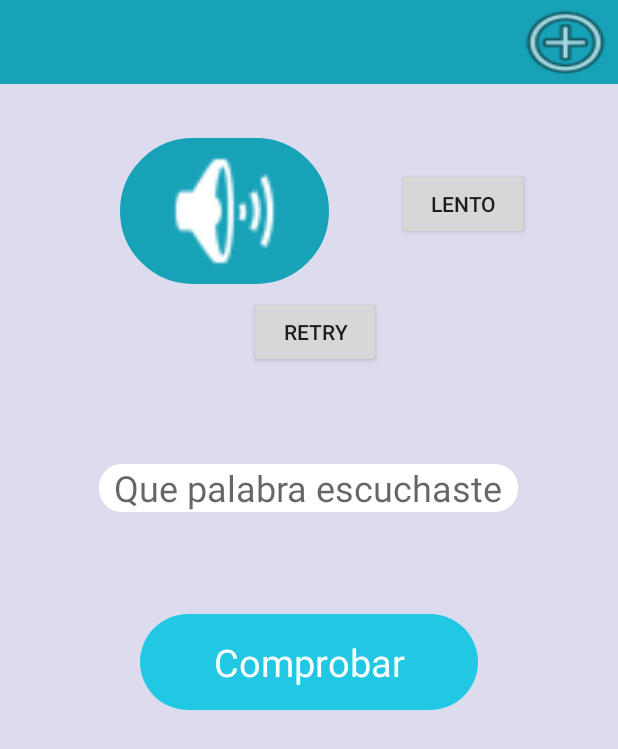
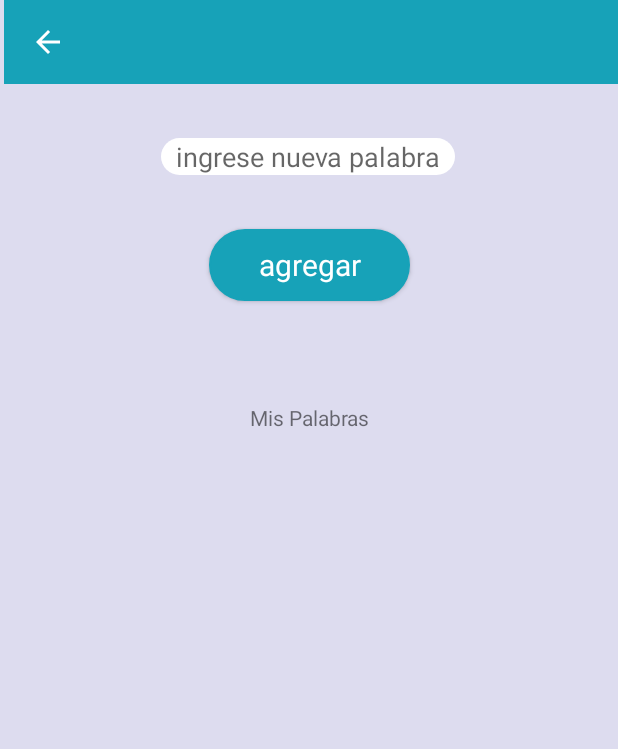
Before and after one commit to joni1023/LearnToWrite, an Android app: the screen it shows after launch (MainActivity before the commit, addWordActivity after it), on a phone screen of 412 x 824 dp. Shown: the top 749 px of the screen. Run offline under Robolectric (Android 15) with nearby library versions, the phone set to English and light mode, and no system bars.

Commit message:
cambios viejos

```diff
--- a/app/build.gradle
+++ b/app/build.gradle
@@ -8,7 +8,7 @@ android {
     buildToolsVersion "29.0.3"
 
     defaultConfig {
-        applicationId "com.example.laerntowrite"
+        applicationId "com.jef1023.laerntowrite"
         minSdkVersion 21
         targetSdkVersion 29
         versionCode 1
@@ -42,7 +42,7 @@ dependencies {
     implementation 'androidx.constraintlayout:constraintlayout:1.1.3'
     implementation 'com.google.android.material:material:1.0.0'
     implementation "com.airbnb.android:lottie:3.4.4"
-
+    implementation 'com.google.android.material:material:1.3.0-rc01'
     testImplementation 'junit:junit:4.12'
     androidTestImplementation 'androidx.test.ext:junit:1.1.1'
     androidTestImplementation 'androidx.test.espresso:espresso-core:3.2.0'
--- a/app/src/main/AndroidManifest.xml
+++ b/app/src/main/AndroidManifest.xml
@@ -4,12 +4,12 @@
 
     <application
         android:allowBackup="true"
-        android:icon="@mipmap/ic_new"
+        android:icon="@mipmap/ic_new_round"
         android:label="@string/app_name"
         android:roundIcon="@mipmap/ic_new_round"
         android:supportsRtl="true"
         android:theme="@style/AppTheme">
-        <activity android:name=".addWordActivity"></activity>
+
         <activity android:name=".MainActivity">
             <intent-filter>
                 <action android:name="android.intent.action.MAIN" />
@@ -17,6 +17,7 @@
                 <category android:name="android.intent.category.LAUNCHER" />
             </intent-filter>
         </activity>
+        <activity android:name=".addWordActivity"></activity>
     </application>
 
 </manifest>
--- a/app/src/main/java/com/example/laerntowrite/MainActivity.kt
+++ b/app/src/main/java/com/example/laerntowrite/MainActivity.kt
@@ -18,7 +18,7 @@ import kotlin.collections.ArrayList
 
 class MainActivity : AppCompatActivity() {
     private lateinit var words : ArrayList<String>
-    private lateinit var wordSelect:String
+    private  var wordSelect:String=""
     private lateinit var mtts:TextToSpeech
 
 
@@ -93,7 +93,12 @@ class MainActivity : AppCompatActivity() {
     override fun onResume() {
         super.onResume()
         val mypref= this.getSharedPreferences("sa",Context.MODE_PRIVATE)
-        var listaset =mypref.getStringSet("setlist", mutableSetOf("banana","manzana"))
+        var listaset =mypref.getStringSet("setlist", mutableSetOf())
+        if (listaset!!.isEmpty()){
+            val intent = Intent(this@MainActivity, addWordActivity::class.java)
+            startActivity(intent)
+            Toast.makeText(this, "lista vacia", Toast.LENGTH_SHORT).show()
+        }
         listaset?.forEach {
                 a -> words.add(a)
         }
@@ -148,6 +153,13 @@ class MainActivity : AppCompatActivity() {
     }
 
     private fun selectWord(){
-        wordSelect=words.random()
+        while (true){
+            var newword=words.random()
+            if( newword != wordSelect){
+                wordSelect=newword
+                break
+            }
+        }
+
     }
 }
--- a/app/src/main/java/com/example/laerntowrite/addWordActivity.kt
+++ b/app/src/main/java/com/example/laerntowrite/addWordActivity.kt
@@ -2,40 +2,43 @@ package com.example.laerntowrite
 
 import android.app.Activity
 import android.content.Context
+import android.content.Intent
 import android.content.SharedPreferences
 import androidx.appcompat.app.AppCompatActivity
 import android.os.Bundle
 import android.preference.Preference
 import android.preference.PreferenceManager
+import android.view.View
 import android.view.inputmethod.InputMethodManager
+import android.widget.AdapterView
 import android.widget.ArrayAdapter
+import android.widget.Toast
+import com.google.android.material.snackbar.Snackbar
 import kotlinx.android.synthetic.main.activity_add_word.*
+import kotlinx.android.synthetic.main.activity_main.*
 
 class addWordActivity : AppCompatActivity() {
+        //sharedpreference
+        lateinit var myprefrences: SharedPreferences
 
     override fun onCreate(savedInstanceState: Bundle?) {
-        //sharedpreference
-        val myprefrences= this.getSharedPreferences("sa",Context.MODE_PRIVATE) ?: return
         super.onCreate(savedInstanceState)
         setContentView(R.layout.activity_add_word)
+        myprefrences= this.getSharedPreferences("sa",Context.MODE_PRIVATE) ?: return
+
         var fruits2= mutableListOf<String>()
         var listaset =myprefrences.getStringSet("setlist", mutableSetOf())
         listaset?.forEach {
                 a -> fruits2.add(a)
         }
-        val inputMethodManager = getSystemService(Activity.INPUT_METHOD_SERVICE) as InputMethodManager
-           inputMethodManager.hideSoftInputFromWindow(palabra.windowToken, 0)
-
-
-        val adp:ArrayAdapter<String> = ArrayAdapter(this,android.R.layout.simple_list_item_1,fruits2)
-        listawords.adapter=adp
+        inserttolist(fruits2)
 
         buttonSave.setOnClickListener {
-
+            if (palabra.text.isEmpty()){
+                Snackbar.make(listawords,"escriba una palabra",Snackbar.LENGTH_SHORT).show()
+            }else{
                 var getset= myprefrences.getStringSet("setlist", mutableSetOf())
-            getset?.add(palabra.text.toString())
-            /*editorpref.remove("setlist")
-            editorpref.commit()*/
+                if(getset!!.add(palabra.text.toString())){
                     val editorpref= myprefrences.edit()
                     editorpref.clear()
                     editorpref.putStringSet("setlist",getset)
@@ -45,10 +48,28 @@ class addWordActivity : AppCompatActivity() {
                     listaset2?.forEach {
                             a -> fruits2.add(a)
                     }
+                    palabra.text.clear()
+                    inserttolist(fruits2)
+                }else{
 
-            val adp:ArrayAdapter<String> = ArrayAdapter(this,android.R.layout.simple_list_item_1,fruits2)
-            listawords.adapter=adp
+                    Snackbar.make(listawords,"ya ha ingresado esa palabra",Snackbar.LENGTH_SHORT).show()
+                }
 
             }
+
+
+        }
+
+        ib_cancelWord.setOnClickListener {
+            val intent = Intent(this, MainActivity::class.java)
+            startActivity(intent)
+        }
+
+    }
+
+    private fun inserttolist(fruits2: MutableList<String>) {
+        val adp: ArrayAdapter<String> =
+            ArrayAdapter(this, android.R.layout.simple_list_item_1, fruits2)
+        listawords.adapter = adp
     }
 }
--- a/app/src/main/res/layout/activity_add_word.xml
+++ b/app/src/main/res/layout/activity_add_word.xml
@@ -3,6 +3,7 @@
     xmlns:app="http://schemas.android.com/apk/res-auto"
     xmlns:tools="http://schemas.android.com/tools"
     android:layout_width="match_parent"
+    android:background="#DDDCEF"
     android:layout_height="match_parent"
     tools:context=".addWordActivity">
 
@@ -10,32 +11,72 @@
         android:id="@+id/palabra"
         android:layout_width="wrap_content"
         android:layout_height="wrap_content"
-        android:layout_marginTop="60dp"
+        android:layout_marginTop="36dp"
+        android:hint="ingrese nueva palabra"
+        android:background="@drawable/input"
+        android:inputType="text"
         android:singleLine="true"
-        android:inputType="text"
-        android:hint="ingrese nueva palabra"
         app:layout_constraintEnd_toEndOf="parent"
         app:layout_constraintHorizontal_bias="0.497"
         app:layout_constraintStart_toStartOf="parent"
-        app:layout_constraintTop_toTopOf="parent" />
+        app:layout_constraintTop_toBottomOf="@+id/toolbar3" />
 
     <Button
         android:id="@+id/buttonSave"
-        android:layout_width="wrap_content"
-        android:layout_height="wrap_content"
+        style="@style/btn_conf"
+        android:layout_width="134dp"
+        android:layout_height="48dp"
         android:layout_marginTop="36dp"
         android:text="agregar"
-        app:layout_constraintTop_toBottomOf="@+id/palabra"
-        tools:layout_editor_absoluteX="161dp" />
+        android:textSize="20sp"
+        app:layout_constraintEnd_toEndOf="parent"
+        app:layout_constraintStart_toStartOf="parent"
+        app:layout_constraintTop_toBottomOf="@+id/palabra" />
 
     <ListView
         android:id="@+id/listawords"
         android:layout_width="match_parent"
         android:layout_height="wrap_content"
-        android:layout_marginTop="132dp"
         app:layout_constraintBottom_toBottomOf="parent"
         app:layout_constraintEnd_toEndOf="parent"
+        app:layout_constraintHorizontal_bias="0.0"
+        app:layout_constraintStart_toStartOf="parent"
+        app:layout_constraintTop_toBottomOf="@+id/textView_List"
+        app:layout_constraintVertical_bias="0.026" />
+
+    <androidx.appcompat.widget.Toolbar
+        android:id="@+id/toolbar3"
+        android:layout_width="409dp"
+        android:layout_height="wrap_content"
+        android:background="?attr/colorPrimary"
+        android:minHeight="?attr/actionBarSize"
+        android:theme="?attr/actionBarTheme"
+        app:layout_constraintEnd_toEndOf="parent"
+        app:layout_constraintHorizontal_bias="1.0"
+        app:layout_constraintStart_toStartOf="parent"
+        app:layout_constraintTop_toTopOf="parent" />
+
+    <TextView
+        android:id="@+id/textView_List"
+        android:layout_width="0dp"
+        android:layout_height="wrap_content"
+        android:layout_marginTop="68dp"
+        android:text="@string/text_list"
+        android:textAlignment="center"
+        app:layout_constraintEnd_toEndOf="parent"
+        app:layout_constraintHorizontal_bias="0.498"
         app:layout_constraintStart_toStartOf="parent"
         app:layout_constraintTop_toBottomOf="@+id/buttonSave" />
 
+    <ImageButton
+        android:id="@+id/ib_cancelWord"
+        android:layout_width="58dp"
+        android:layout_height="53dp"
+        android:background="#00FFFFFF"
+        android:backgroundTint="#00FFFFFF"
+        app:layout_constraintBottom_toBottomOf="@+id/toolbar3"
+        app:layout_constraintStart_toStartOf="@+id/toolbar3"
+        app:layout_constraintTop_toTopOf="@+id/toolbar3"
+        app:srcCompat="@drawable/abc_vector_test" />
+
 </androidx.constraintlayout.widget.ConstraintLayout>
--- a/app/src/main/res/layout/activity_main.xml
+++ b/app/src/main/res/layout/activity_main.xml
@@ -11,9 +11,8 @@
     <ImageButton
         android:id="@+id/button_rep"
         style="@style/btn_rep"
-        android:layout_width="139dp"
-        android:layout_height="97dp"
         android:layout_marginTop="92dp"
+        android:contentDescription="@string/sound"
         app:layout_constraintEnd_toEndOf="parent"
         app:layout_constraintHorizontal_bias="0.294"
         app:layout_constraintStart_toStartOf="parent"
@@ -46,7 +45,7 @@
         android:layout_width="wrap_content"
         android:layout_height="wrap_content"
         android:layout_marginTop="16dp"
-        android:text="TextView"
+        android:text="@string/app_name"
         android:textSize="24sp"
         android:visibility="invisible"
         app:layout_constraintEnd_toEndOf="parent"
@@ -84,9 +83,11 @@
         android:layout_marginTop="120dp"
         android:background="@drawable/input"
         android:hint="@string/QPalabra"
+        android:autofillHints="@string/word"
         android:maxLength="15"
         android:singleLine="true"
         android:textSize="24sp"
+        android:inputType="text"
         app:layout_constraintEnd_toEndOf="parent"
         app:layout_constraintHorizontal_bias="0.496"
         app:layout_constraintStart_toStartOf="parent"
@@ -101,23 +102,21 @@
         app:layout_constraintStart_toStartOf="parent"
         app:layout_constraintTop_toBottomOf="@+id/inputtext" />
 
-    <Button
+    <ImageButton
         android:id="@+id/retry"
-        android:layout_width="wrap_content"
-        android:layout_height="wrap_content"
-        android:layout_marginTop="8dp"
-        android:text="retry"
+        style="@style/btn_retry"
+        android:layout_marginTop="24dp"
         app:layout_constraintEnd_toEndOf="parent"
-        app:layout_constraintHorizontal_bias="0.513"
+        app:layout_constraintHorizontal_bias="0.498"
         app:layout_constraintStart_toStartOf="parent"
         app:layout_constraintTop_toBottomOf="@+id/button_rep" />
 
-    <Button
+    <ImageButton
         android:id="@+id/rep_low"
-        android:layout_width="wrap_content"
-        android:layout_height="wrap_content"
+        style="@style/btn_low"
+        android:layout_width="82dp"
+        android:layout_height="93dp"
         android:layout_marginTop="56dp"
-        android:text="lento"
         app:layout_constraintEnd_toEndOf="parent"
         app:layout_constraintHorizontal_bias="0.432"
         app:layout_constraintStart_toEndOf="@+id/button_rep"
--- a/app/src/main/res/mipmap-anydpi-v26/ic_new.xml
+++ /dev/null
@@ -1,5 +0,0 @@
-<?xml version="1.0" encoding="utf-8"?>
-<adaptive-icon xmlns:android="http://schemas.android.com/apk/res/android">
-    <background android:drawable="@color/ic_new_background"/>
-    <foreground android:drawable="@mipmap/ic_new_foreground"/>
-</adaptive-icon>
--- a/app/src/main/res/values/colors.xml
+++ b/app/src/main/res/values/colors.xml
@@ -6,4 +6,5 @@
     <color name="colorbtnrep">#17a2b8</color>
     <color name="colorBlanco">#FFFFFF </color>
     <color name="colorbtnreppress">#128293</color>
+    <color name="yellow_base">#8AFF33</color>
 </resources>
--- a/app/src/main/res/values/strings.xml
+++ b/app/src/main/res/values/strings.xml
@@ -3,4 +3,7 @@
     <string name="QPalabra">Que palabra escuchaste</string>
     <string name="Prueba">Prueba de palabra</string>
     <string name="Comprobar">Comprobar</string>
+    <string name="sound">sonido</string>
+    <string name="word">word</string>
+    <string name="text_list">Mis Palabras</string>
 </resources>
--- a/app/src/main/res/values/styles.xml
+++ b/app/src/main/res/values/styles.xml
@@ -16,10 +16,21 @@
     </style>
 
     <style name="btn_conf" parent="btn_rep">
-        <item name="android:layout_width">225dp</item>
-        <item name="android:layout_height">64dp</item>
+        <item name="android:layout_width">150dp</item>
+        <item name="android:layout_height">50dp</item>
         <item name="android:textColor">@color/colorBlanco</item>
         <item name="android:textSize">25dp</item>
     </style>
 
+    <style name="btn_low" parent="btn_rep">
+        <item name="srcCompat">@android:drawable/ic_menu_manage</item>
+        <item name="android:layout_width">80dp</item>
+        <item name="android:layout_height">30dp</item>
+    </style>
+    <style name="btn_retry" parent="btn_rep">
+        <item name="srcCompat">@android:drawable/ic_menu_revert</item>
+        <item name="android:layout_width">80dp</item>
+        <item name="android:layout_height">30dp</item>
+    </style>
+
 </resources>
```
Also changed, not shown: app/src/main/res/mipmap-hdpi/ic_new.png (deleted), app/src/main/res/mipmap-mdpi/ic_new.png (deleted), app/src/main/res/mipmap-xhdpi/ic_new.png (deleted), app/src/main/res/mipmap-xxhdpi/ic_new.png (deleted), app/src/main/res/mipmap-xxxhdpi/ic_new.png (deleted), 3 other files. Lines whose indentation alone changed are shown as unchanged.
